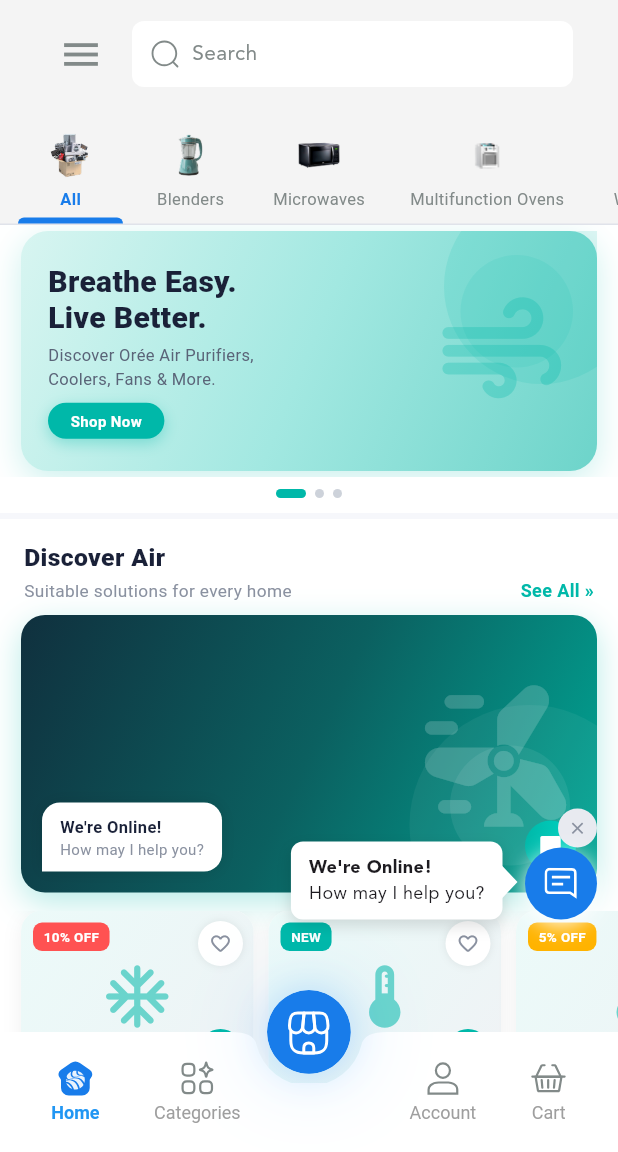
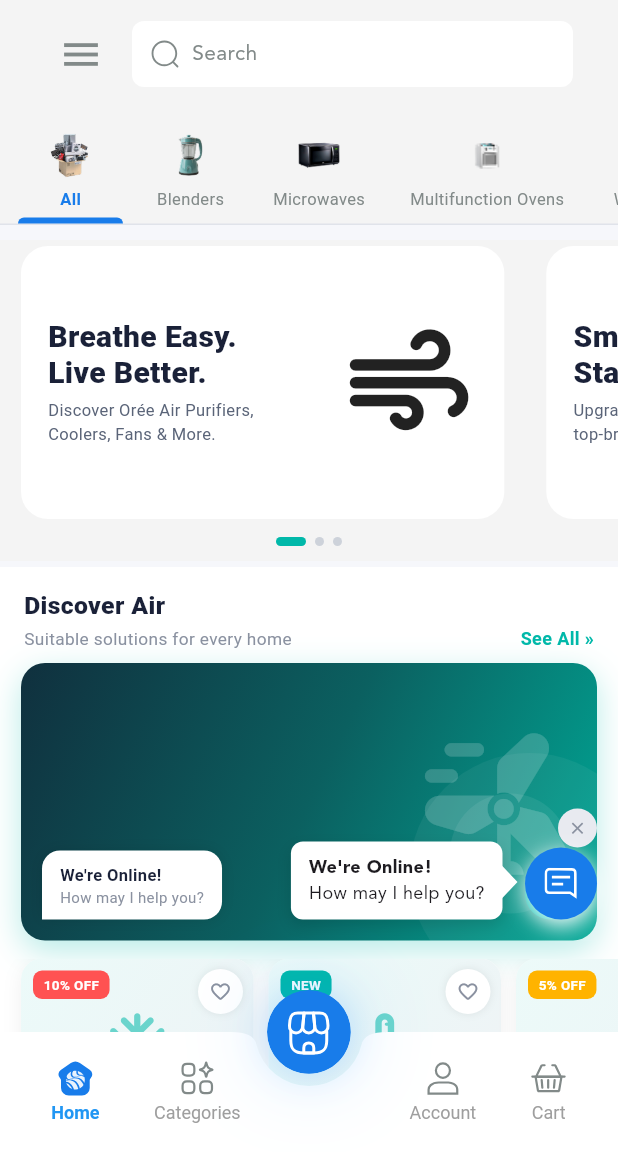
Before and after one commit to SubrataCitytech/store_nia_me, a Flutter app: the MainScreen screen opened by its route, on a phone screen of 412 x 824 dp, the part 84-1236 px from its top. Run offline on Flutter 3.47's test engine with Material 3 defaults, Android fonts, the light colour scheme and no system bars; our stand-ins replace firebase_auth, flutter_svg, shared_preferences; accounts and stored records are empty.

Commit message:
design change on hero banner change and drawer change

```diff
--- a/lib/features/screens/main_screen.dart
+++ b/lib/features/screens/main_screen.dart
@@ -231,6 +231,7 @@
                   ),
                 ),
               ),
+              SizedBox(height: 50)
             ],
           ),
         ),
--- a/lib/features/screens/pages/home.dart
+++ b/lib/features/screens/pages/home.dart
@@ -35,7 +35,9 @@
 class _HomeState extends State<Home> {
   int _bannerPage = 0;
   bool _chatOpen = true;
-  final PageController _bannerCtrl = PageController();
+  final PageController _bannerCtrl = PageController(
+    viewportFraction: 0.85,
+  );
   final GlobalKey<ScaffoldState> _scaffoldKey = GlobalKey<ScaffoldState>();
 
   @override
@@ -64,6 +66,7 @@
                     physics: const BouncingScrollPhysics(),
                     child: Column(
                       children: [
+                        const SizedBox(height: 10),
                         _HeroBannerSection(
                           controller: _bannerCtrl,
                           currentPage: _bannerPage,
@@ -431,13 +434,13 @@
 // ─────────────────────────── HERO BANNER ───────────────────────────
 class _BannerData {
   final String title, subtitle;
-  final List<Color> gradient;
-  final Color accentColor;
+  // final List<Color> gradient;
+  // final Color accentColor;
   const _BannerData({
     required this.title,
     required this.subtitle,
-    required this.gradient,
-    required this.accentColor,
+    // required this.gradient,
+    // required this.accentColor,
   });
 }
 
@@ -450,20 +453,20 @@
     _BannerData(
       title: 'Breathe Easy.\nLive Better.',
       subtitle: 'Discover Orée Air Purifiers,\nCoolers, Fans & More.',
-      gradient: [Color(0xFFD8F5F1), Color(0xFFA2E8E1), Color(0xFF6DD4CA)],
-      accentColor: NIAColors.teal,
+      // gradient: [Color(0xFFD8F5F1), Color(0xFFA2E8E1), Color(0xFF6DD4CA)],
+      // accentColor: NIAColors.teal,
     ),
     _BannerData(
       title: 'Smart Living\nStarts Here.',
       subtitle: 'Upgrade your home with\ntop-brand electronics.',
-      gradient: [Color(0xFFECEEFF), Color(0xFFD0D5FF), Color(0xFFA8B0FF)],
-      accentColor: NIAColors.purple,
+      // gradient: [Color(0xFFECEEFF), Color(0xFFD0D5FF), Color(0xFFA8B0FF)],
+      // accentColor: NIAColors.purple,
     ),
     _BannerData(
       title: 'Stay Cool\nAll Season.',
       subtitle: 'Split ACs, Portable Coolers\n& Tower Fans.',
-      gradient: [Color(0xFFFFF8E1), Color(0xFFFFECB3), Color(0xFFFFCC80)],
-      accentColor: NIAColors.amber,
+      // gradient: [Color(0xFFFFF8E1), Color(0xFFFFECB3), Color(0xFFFFCC80)],
+      // accentColor: NIAColors.amber,
     ),
   ];
 
@@ -476,12 +479,13 @@
   @override
   Widget build(BuildContext context) {
     return Container(
-      color: NIAColors.white,
+      color: AppColors.pageBackgroundColor,
       child: Column(
         children: [
           SizedBox(
-            height: 168,
+            height: 190,
             child: PageView.builder(
+              padEnds: false,
               controller: controller,
               onPageChanged: onPageChanged,
               itemCount: _banners.length,
@@ -521,19 +525,20 @@
     return Container(
       margin: const EdgeInsets.symmetric(horizontal: 14, vertical: 4),
       decoration: BoxDecoration(
+        color: AppColors.whiteColor,
         borderRadius: BorderRadius.circular(18),
-        gradient: LinearGradient(
-          colors: data.gradient,
-          begin: Alignment.topLeft,
-          end: Alignment.bottomRight,
-        ),
-        boxShadow: [
-          BoxShadow(
-            color: data.accentColor.withOpacity(0.2),
-            blurRadius: 18,
-            offset: const Offset(0, 6),
-          ),
-        ],
+        // gradient: LinearGradient(
+        //   // colors: data.gradient,
+        //   begin: Alignment.topLeft,
+        //   end: Alignment.bottomRight,
+        // ),
+        // boxShadow: [
+        //   BoxShadow(
+        //     // color: data.accentColor.withOpacity(0.2),
+        //     blurRadius: 18,
+        //     offset: const Offset(0, 6),
+        //   ),
+        // ],
       ),
       child: Stack(
         children: [
@@ -545,7 +550,7 @@
               height: 130,
               decoration: BoxDecoration(
                 shape: BoxShape.circle,
-                color: data.accentColor.withOpacity(0.13),
+                // color: data.accentColor.withOpacity(0.13),
               ),
             ),
           ),
@@ -557,7 +562,7 @@
               height: 75,
               decoration: BoxDecoration(
                 shape: BoxShape.circle,
-                color: data.accentColor.withOpacity(0.10),
+                // color: data.accentColor.withOpacity(0.10),
               ),
             ),
           ),
@@ -569,7 +574,7 @@
               child: Icon(
                 Icons.air_rounded,
                 size: 95,
-                color: data.accentColor.withOpacity(0.28),
+                // color: data.accentColor.withOpacity(0.28),
               ),
             ),
           ),
@@ -597,32 +602,7 @@
                     height: 1.45,
                   ),
                 ),
-                const SizedBox(height: 8),
-                Container(
-                  padding: const EdgeInsets.symmetric(
-                    horizontal: 15,
-                    vertical: 5,
-                  ),
-                  decoration: BoxDecoration(
-                    color: data.accentColor,
-                    borderRadius: BorderRadius.circular(20),
-                    boxShadow: [
-                      BoxShadow(
-                        color: data.accentColor.withOpacity(0.35),
-                        blurRadius: 8,
-                        offset: const Offset(0, 3),
-                      ),
-                    ],
-                  ),
-                  child: const Text(
-                    'Shop Now',
-                    style: TextStyle(
-                      color: Colors.white,
-                      fontSize: 10,
-                      fontWeight: FontWeight.w700,
-                    ),
-                  ),
-                ),
+
               ],
             ),
           ),
@@ -2287,8 +2267,8 @@
   bool isLoading = false;
 
   Future<String> getAIResponse(String message) async {
-
-    const apiKey = "your_api_key";
+   const apiKey = "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"; // 🔴 replace this
+    ///const apiKey = "your_api_key";
     final response = await http.post(
       Uri.parse("https://api.openai.com/v1/chat/completions"),
       headers: {
```
